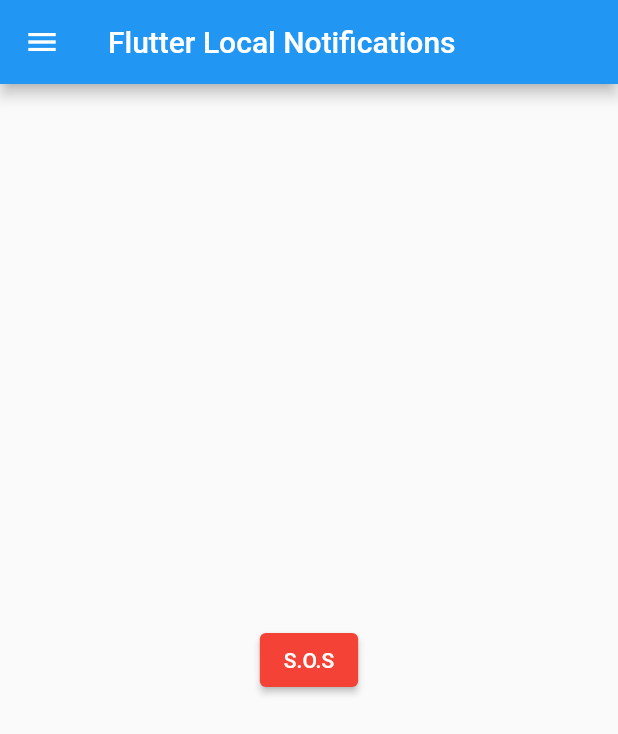
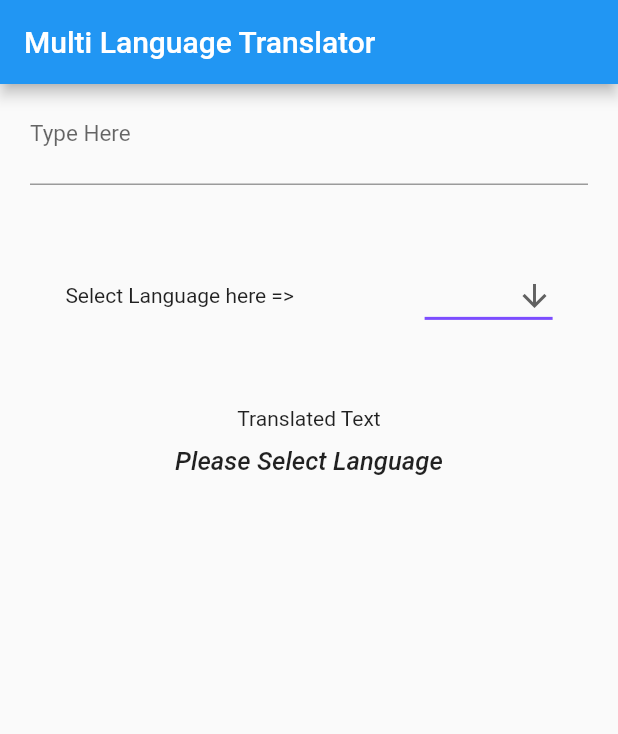
Before and after one commit to upendraTRL/gdscWOW, a Flutter app: the screen it shows after launch, on a phone screen of 412 x 824 dp. Shown: the top 734 px of the screen. Run offline on Flutter 3.47's test engine with Material 2 defaults, Android fonts, the phone set to English and light mode, and no system bars; our stand-ins replace flutter_local_notifications; missing offline and left inert: translator.

```diff
--- a/lib/home_page.dart
+++ b/lib/home_page.dart
@@ -50,6 +50,11 @@ class _MyHomePageState extends State<MyHomePage> {
                 // Navigator.pop(context);
               },
             ),
+            ListTile(
+              leading: const Icon(Icons.language),
+              title: const Text('Languages'),
+              onTap: () {},
+            ),
           ],
         ),
       ),
--- /dev/null
+++ b/lib/language_page.dart
@@ -0,0 +1,108 @@
+import 'package:flutter/material.dart';
+import 'package:translator/translator.dart';
+
+class MyLangPage extends StatefulWidget {
+  @override
+  _MyLangPageState createState() => _MyLangPageState();
+}
+
+class _MyLangPageState extends State<MyLangPage> {
+  TextEditingController textEditingController = TextEditingController();
+  GoogleTranslator translator = GoogleTranslator();
+  var output;
+  String? dropdownValue;
+
+  static const Map<String, String> lang = {
+    "Language": "en",
+    "Hindi": "hi",
+    "English": "en",
+    "Urdu": "ur",
+  };
+
+  void trans() {
+    translator
+        .translate(textEditingController.text, to: "$dropdownValue")
+        .then((value) {
+      setState(() {
+        output = value;
+      });
+    });
+  }
+
+  @override
+  Widget build(BuildContext context) {
+    return Scaffold(
+        appBar: AppBar(
+          title: Text("Multi Language Translator"),
+        ),
+        body: Column(
+          children: [
+            Container(
+              margin: EdgeInsets.only(left: 20, right: 20),
+              child: TextFormField(
+                style: TextStyle(fontSize: 24),
+                controller: textEditingController,
+                onTap: () {
+                  trans();
+                },
+                decoration: const InputDecoration(
+                    labelText: 'Type Here',
+                    labelStyle: TextStyle(fontSize: 15)),
+              ),
+            ),
+            const SizedBox(
+              height: 50,
+            ),
+            Row(
+              mainAxisAlignment: MainAxisAlignment.spaceAround,
+              children: [
+                Text("Select Language here =>"),
+                DropdownButton<String>(
+                  value: dropdownValue,
+                  icon: Icon(Icons.arrow_downward),
+                  iconSize: 24,
+                  elevation: 16,
+                  style: TextStyle(color: Colors.deepPurple),
+                  underline: Container(
+                    height: 2,
+                    color: Colors.deepPurpleAccent,
+                  ),
+                  onChanged: (String? newValue) {
+                    setState(() {
+                      dropdownValue = newValue;
+                      trans();
+                    });
+                  },
+                  items: lang
+                      .map((string, value) {
+                        return MapEntry(
+                          string,
+                          DropdownMenuItem<String>(
+                            value: value,
+                            child: Text(string),
+                          ),
+                        );
+                      })
+                      .values
+                      .toList(),
+                ),
+              ],
+            ),
+            SizedBox(
+              height: 50,
+            ),
+            Text('Translated Text'),
+            SizedBox(
+              height: 10,
+            ),
+            Text(
+              output == null ? "Please Select Language" : output.toString(),
+              style: TextStyle(
+                  fontSize: 17,
+                  fontStyle: FontStyle.italic,
+                  fontWeight: FontWeight.w500),
+            ),
+          ],
+        ));
+  }
+}
--- a/lib/main.dart
+++ b/lib/main.dart
@@ -1,4 +1,5 @@
 import 'package:flutter/material.dart';
+import 'package:testflutter/language_page.dart';
 import 'Services/notifi_service.dart';
 
 import 'home_page.dart';
@@ -20,7 +21,7 @@ class MyApp extends StatelessWidget {
       theme: ThemeData(
         primarySwatch: Colors.blue,
       ),
-      home: const MyHomePage(title: 'Flutter Local Notifications'),
+      home: MyLangPage(),
     );
   }
 }
--- a/pubspec.yaml
+++ b/pubspec.yaml
@@ -41,6 +41,8 @@ dependencies:
   geolocator: ^9.0.2
 
   flutter_local_notifications: ^13.0.0
+
+  translator: ^0.1.7
 
 dev_dependencies:
   flutter_test:
```
Also changed, not shown: pubspec.lock.
